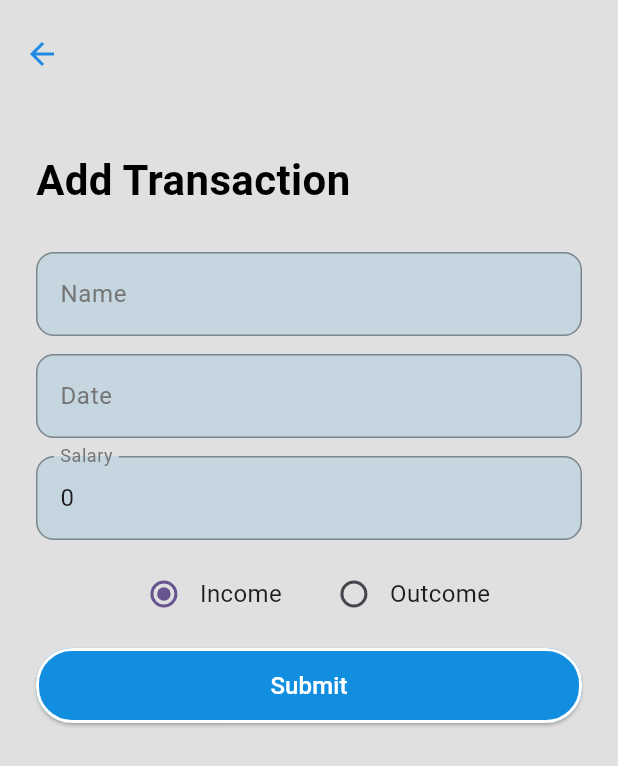
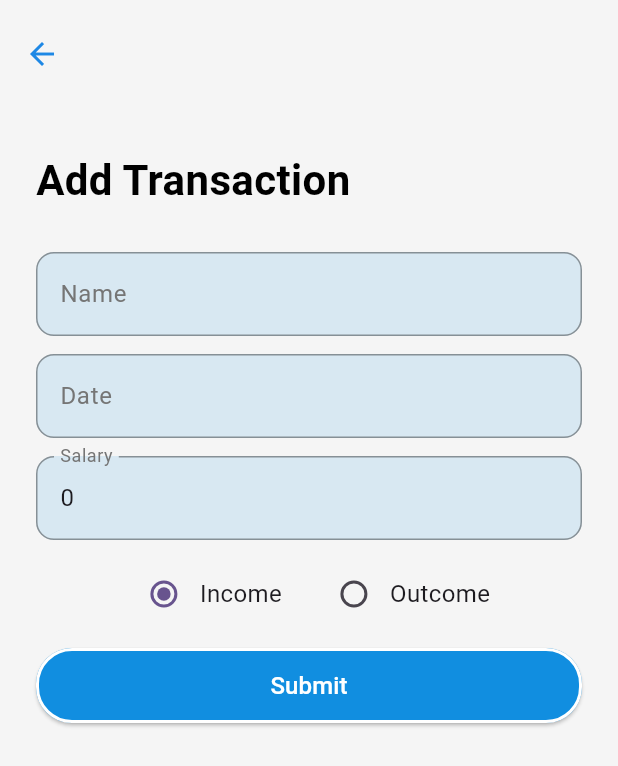
Before and after one commit to fadillahabi/alabi_wallet, a Flutter app: the FormInput screen opened directly, on a phone screen of 412 x 824 dp. Shown: the top 766 px of the screen. Run offline on Flutter 3.47's test engine with Material 3 defaults, Android fonts, the phone set to English and light mode, and no system bars; our stand-ins replace sqflite; accounts and stored records are empty.

Commit message:
Tugas 13 Flutter : Done

```diff
--- a/lib/main.dart
+++ b/lib/main.dart
@@ -1,4 +1,3 @@
-import 'package:daily_financial_recording/database/db_input.dart';
 import 'package:daily_financial_recording/pages/dashboard.dart';
 import 'package:daily_financial_recording/pages/filter.dart';
 import 'package:daily_financial_recording/pages/login.dart';
--- a/lib/model/model_input.dart
+++ b/lib/model/model_input.dart
@@ -41,7 +41,11 @@
       namaProject: map['nama_project']?.toString() ?? '',
       dateProject: map['date_project']?.toString() ?? '',
       labaProject:
-          map['laba_project'] != null ? map['laba_project'] as int : null,
+          map['laba_project'] != null
+              ? (map['laba_project'] is int
+                  ? map['laba_project'] as int
+                  : int.tryParse(map['laba_project'].toString()))
+              : null,
       type: map['type']?.toString() ?? 'income',
     );
   }
--- a/lib/pages/form_input.dart
+++ b/lib/pages/form_input.dart
@@ -84,7 +84,7 @@
   @override
   Widget build(BuildContext context) {
     return Scaffold(
-      backgroundColor: Colors.grey[300],
+      backgroundColor: Colors.grey[100],
       appBar: AppBar(
         backgroundColor: Colors.transparent,
         toolbarHeight: 72,
@@ -108,17 +108,11 @@
                   ),
                 ),
                 const SizedBox(height: 28),
-
-                // Nama Project
                 _buildTextField(
                   controller: namaProjectController,
                   label: 'Name',
                 ),
-
-                const SizedBox(height: 12),
-
-                // Tanggal Project
-                // Tanggal Project dengan DatePicker
+                SizedBox(height: 12),
                 _buildTextField(
                   controller: dateProjectController,
                   label: 'Date',
@@ -139,19 +133,13 @@
                     }
                   },
                 ),
-
-                const SizedBox(height: 12),
-
-                // Laba Project
+                SizedBox(height: 12),
                 _buildTextField(
                   controller: labaProjectController,
                   label: 'Salary',
                   keyboardType: TextInputType.number,
                 ),
-
-                const SizedBox(height: 12),
-
-                // Radio button income/outcome
+                SizedBox(height: 12),
                 Row(
                   mainAxisAlignment: MainAxisAlignment.center,
                   children: [
@@ -160,10 +148,7 @@
                     _buildRadio(TransactionType.outcome, 'Outcome'),
                   ],
                 ),
-
                 const SizedBox(height: 12),
-
-                // Tombol Submit
                 SizedBox(
                   width: double.infinity,
                   height: 50,
--- a/lib/pages/main_screen.dart
+++ b/lib/pages/main_screen.dart
@@ -17,10 +17,10 @@
   @override
   Widget build(BuildContext context) {
     return Scaffold(
+      backgroundColor: Color.fromARGB(255, 19, 86, 145),
       body: _screen[_selectedIndex],
       bottomNavigationBar: Container(
         decoration: BoxDecoration(
-          color: Colors.white,
           borderRadius: const BorderRadius.only(
             topLeft: Radius.circular(24),
             topRight: Radius.circular(24),
```
Also changed, not shown: lib/pages/dashboard.dart (+6 -4 lines), lib/pages/filter.dart (+8 -3 lines).
